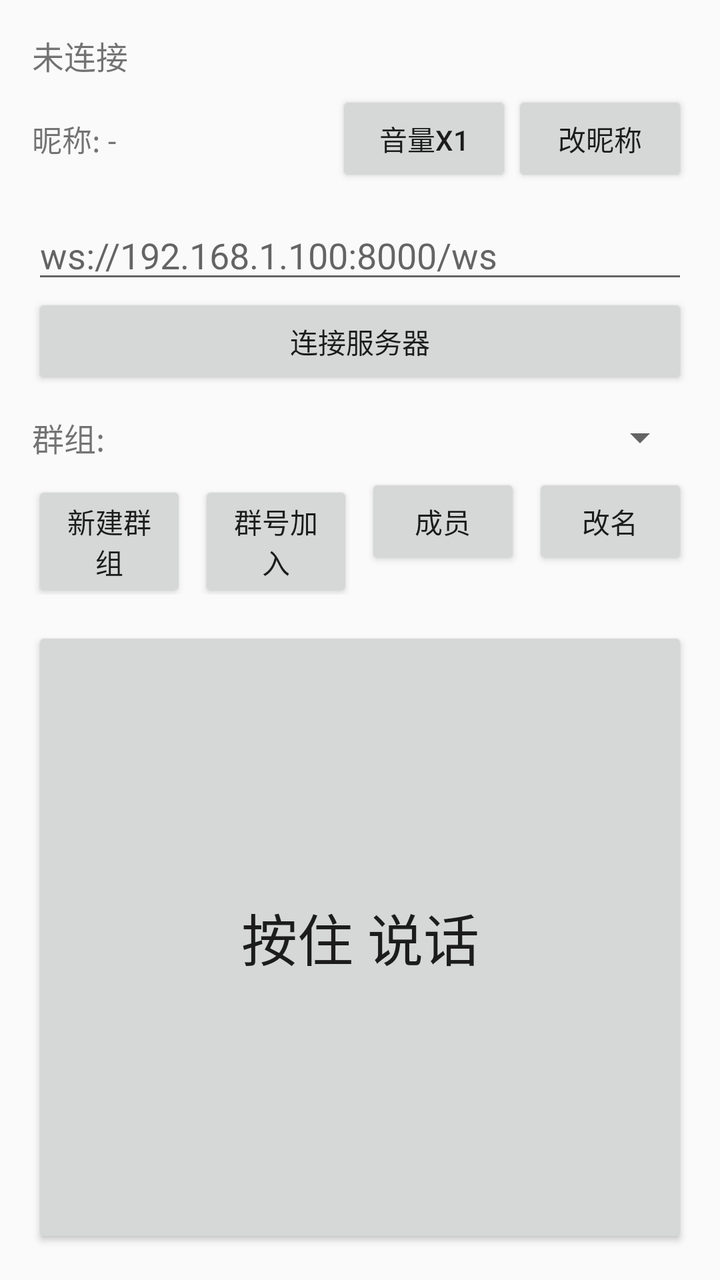
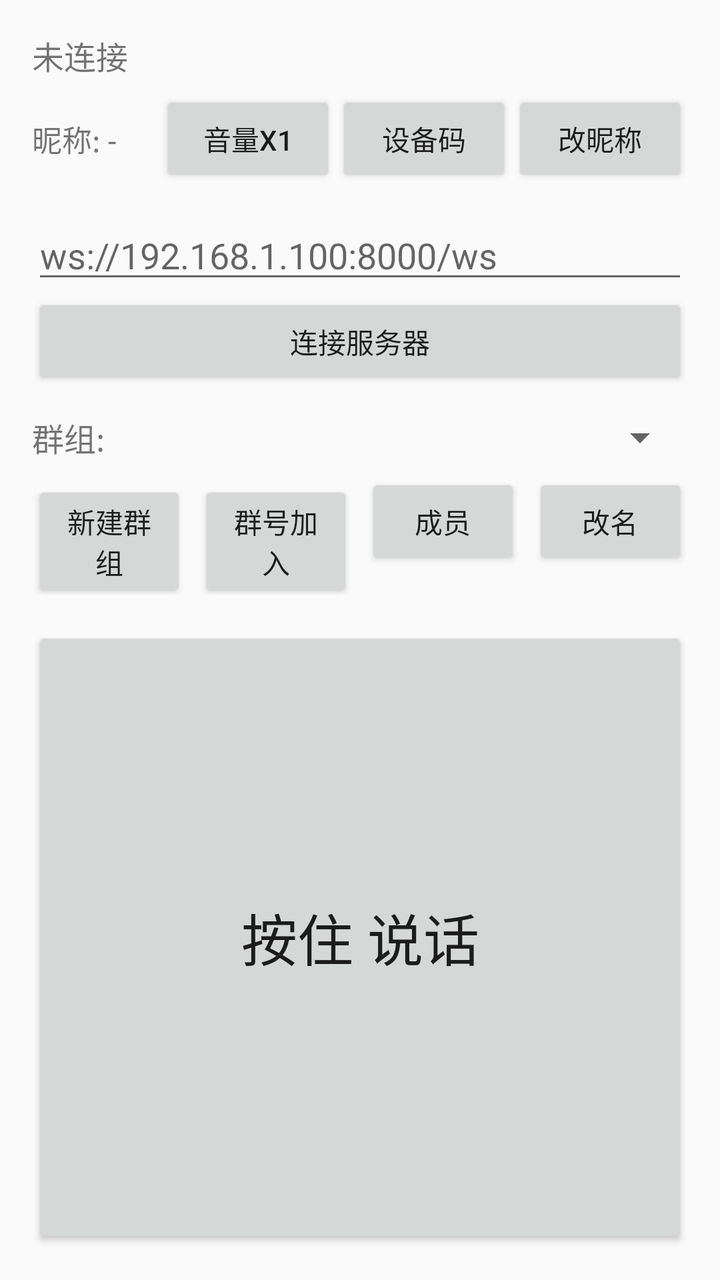

Two renders of the same Android screen: before a commit and after it. Below are the layout's source before the change and the commit's diff.
<!-- AndroidManifest.xml: application theme android:Theme.Material.Light.DarkActionBar -->
<!-- res/layout/activity_main.xml -->
<?xml version="1.0" encoding="utf-8"?>
<LinearLayout xmlns:android="http://schemas.android.com/apk/res/android"
    android:layout_width="match_parent"
    android:layout_height="match_parent"
    android:orientation="vertical"
    android:padding="16dp">

    <TextView
        android:id="@+id/tvStatus"
        android:layout_width="match_parent"
        android:layout_height="wrap_content"
        android:text="未连接"
        android:textSize="16sp" />

    <LinearLayout
        android:layout_width="match_parent"
        android:layout_height="wrap_content"
        android:layout_marginTop="6dp"
        android:gravity="center_vertical"
        android:orientation="horizontal">

        <TextView
            android:id="@+id/tvMyName"
            android:layout_width="0dp"
            android:layout_height="wrap_content"
            android:layout_weight="1"
            android:text="昵称: -"
            android:textSize="15sp" />

        <Button
            android:id="@+id/btnGain"
            android:layout_width="wrap_content"
            android:layout_height="wrap_content"
            android:text="音量x1" />

        <Button
            android:id="@+id/btnMyName"
            android:layout_width="wrap_content"
            android:layout_height="wrap_content"
            android:text="改昵称" />
    </LinearLayout>

    <EditText
        android:id="@+id/etServer"
        android:layout_width="match_parent"
        android:layout_height="wrap_content"
        android:layout_marginTop="12dp"
        android:hint="ws://192.168.1.100:8000/ws"
        android:inputType="textUri" />

    <Button
        android:id="@+id/btnConnect"
        android:layout_width="match_parent"
        android:layout_height="wrap_content"
        android:text="连接服务器" />

    <LinearLayout
        android:layout_width="match_parent"
        android:layout_height="wrap_content"
        android:layout_marginTop="12dp"
        android:gravity="center_vertical"
        android:orientation="horizontal">

        <TextView
            android:layout_width="wrap_content"
            android:layout_height="wrap_content"
            android:text="群组:"
            android:textSize="16sp" />

        <Spinner
            android:id="@+id/spGroup"
            android:layout_width="0dp"
            android:layout_height="wrap_content"
            android:layout_weight="1" />
    </LinearLayout>

    <LinearLayout
        android:layout_width="match_parent"
        android:layout_height="wrap_content"
        android:layout_marginTop="6dp"
        android:orientation="horizontal">

        <Button
            android:id="@+id/btnCreateGroup"
            android:layout_width="0dp"
            android:layout_height="wrap_content"
            android:layout_weight="1"
            android:text="新建群组" />

        <Button
            android:id="@+id/btnJoinGroup"
            android:layout_width="0dp"
            android:layout_height="wrap_content"
            android:layout_marginStart="6dp"
            android:layout_weight="1"
            android:text="群号加入" />

        <Button
            android:id="@+id/btnMembers"
            android:layout_width="0dp"
            android:layout_height="wrap_content"
            android:layout_marginStart="6dp"
            android:layout_weight="1"
            android:text="成员" />

        <Button
            android:id="@+id/btnRenameGroup"
            android:layout_width="0dp"
            android:layout_height="wrap_content"
            android:layout_marginStart="6dp"
            android:layout_weight="1"
            android:text="改名" />
    </LinearLayout>

    <Button
        android:id="@+id/btnPtt"
        android:layout_width="match_parent"
        android:layout_height="0dp"
        android:layout_marginTop="16dp"
        android:layout_weight="1"
        android:text="按住 说话"
        android:textSize="28sp" />
</LinearLayout>
<!-- resources referenced by this layout -->
<resources>

</resources>

<!-- the commit's change to res/layout/activity_main.xml (unified diff, before → after) -->
@@ -32,6 +32,12 @@
             android:layout_width="wrap_content"
             android:layout_height="wrap_content"
             android:text="音量x1" />
+
+        <Button
+            android:id="@+id/btnDevCode"
+            android:layout_width="wrap_content"
+            android:layout_height="wrap_content"
+            android:text="设备码" />
 
         <Button
             android:id="@+id/btnMyName"
